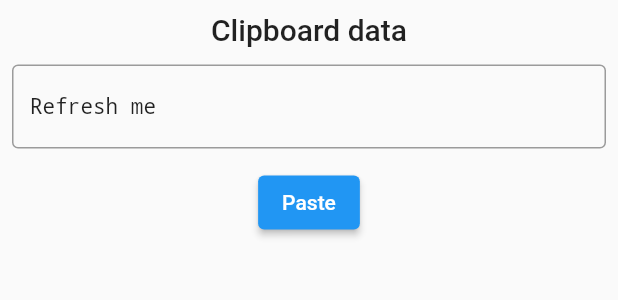
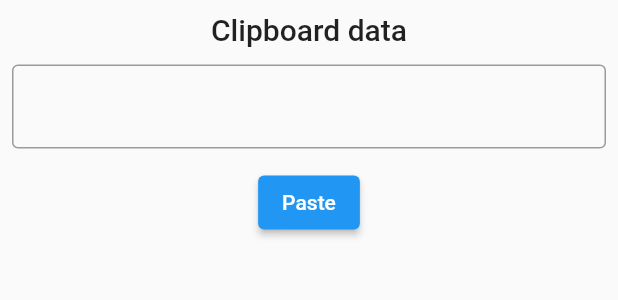
Before and after one commit to BringingFire/rich_clipboard, a Flutter app: the FlutterClipboardPage widget shown alone on an empty page, opened directly, on a phone screen of 412 x 824 dp. Shown: the top 300 px of the screen. Run offline on Flutter 3.47's test engine with Material 2 defaults, Android fonts, the phone set to English and light mode, and no system bars; our stand-ins replace flutter_widget_from_html, gap, plugin_platform_interface; missing offline and left inert: dart:ffi, html2md, markdown, super_editor, super_editor_markdown, win32.

Commit message:
Removing default text from box in example app

```diff
--- a/rich_clipboard/example/lib/pages/flutter_clipboard.dart
+++ b/rich_clipboard/example/lib/pages/flutter_clipboard.dart
@@ -17,7 +17,7 @@ class _FlutterClipboardPageState extends State<FlutterClipboardPage> {
   @override
   void initState() {
     super.initState();
-    _controller = TextEditingController(text: 'Refresh me');
+    _controller = TextEditingController();
   }
 
   @override
```
